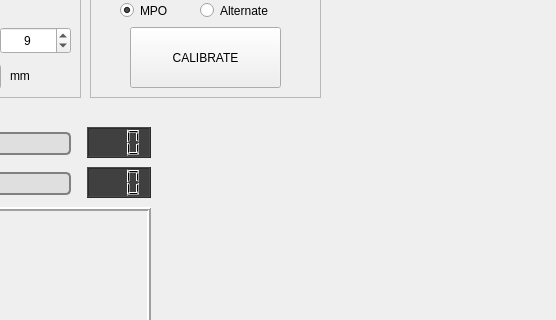
AbsurdePhoton/calib-mpo, file mainwindow.ui: the form before one commit; both pictures show x 810 to 1366 and y 150 to 470 of the 1366 by 768 pixel window.
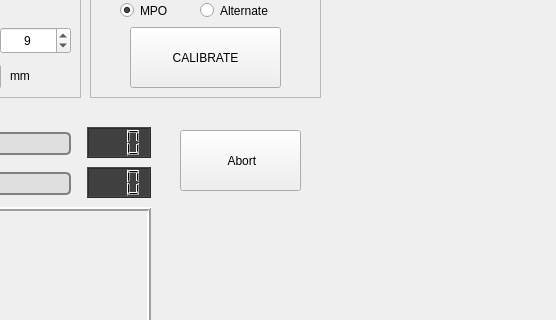
The form after the commit. Icons and pictures are not drawn.

```diff
--- a/mainwindow.ui
+++ b/mainwindow.ui
@@ -642,6 +642,29 @@
      <pixmap resource="resources.qrc">:/icons/absurdephoton.png</pixmap>
     </property>
    </widget>
+   <widget class="QPushButton" name="Abort">
+    <property name="geometry">
+     <rect>
+      <x>990</x>
+      <y>263</y>
+      <width>121</width>
+      <height>61</height>
+     </rect>
+    </property>
+    <property name="text">
+     <string> Abort</string>
+    </property>
+    <property name="icon">
+     <iconset resource="resources.qrc">
+      <normaloff>:/icons/stop.png</normaloff>:/icons/stop.png</iconset>
+    </property>
+    <property name="iconSize">
+     <size>
+      <width>32</width>
+      <height>32</height>
+     </size>
+    </property>
+   </widget>
    <zorder>frame_4</zorder>
    <zorder>frame</zorder>
    <zorder>frame_2</zorder>
```
Left out of the diff: 3 changed lines with no effect on the pictures.
